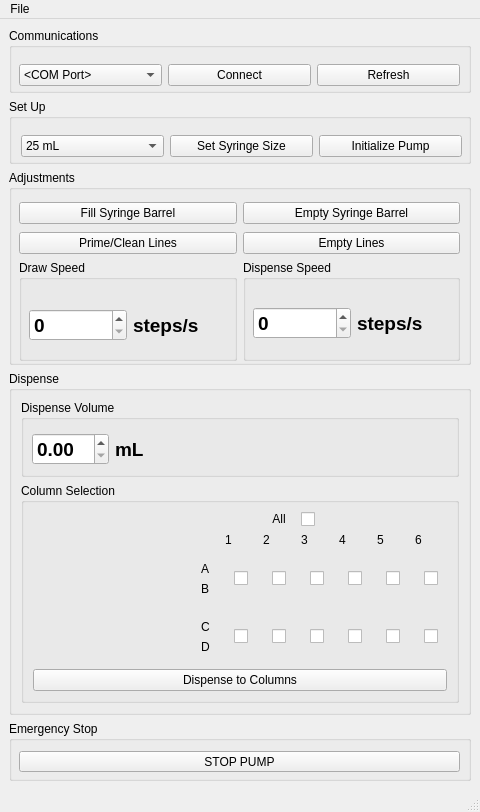
Above: Wash_GUI/mainwindow.ui from Wyss/automated-chromatography before the change. Below: the same form after it.
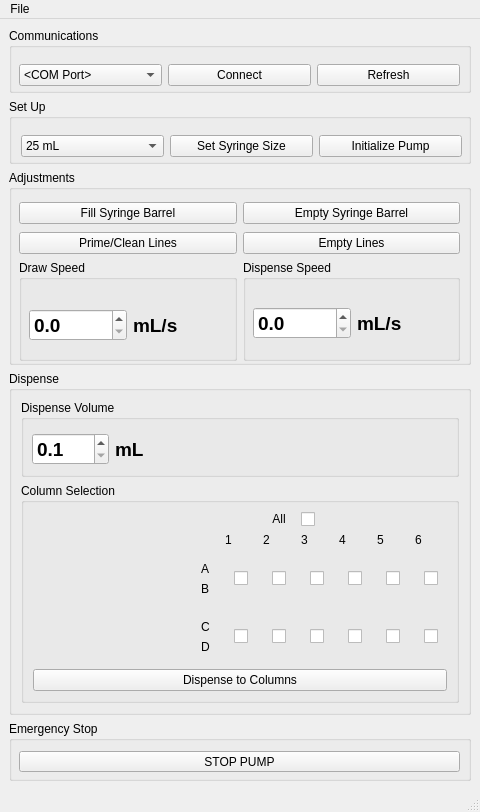
That is the form after the change. Icons and pictures are not drawn.

Commit message:
wash gui mods to XMP pump
Wash GUI:
- Modified all commands to work with XMP
- Implemented CommandStringBuilder class #9
- Converted syringe speed settings to ml/s
- Syringe speed & positions are calculated using globals instead of hardcoded to 6000 count/stroke (because XMP is stuck in microstep mode)
- Fixed lag on baud=9600 pumps (w/ 0.01s sleep?) #14

Octasome GUI
- Fixed lag on baud=9600 pumps (w/ 0.01s sleep?) #14

```diff
--- a/Wash_GUI/mainwindow.ui
+++ b/Wash_GUI/mainwindow.ui
@@ -248,7 +248,7 @@
                  </font>
                 </property>
                 <property name="decimals">
-                 <number>0</number>
+                 <number>1</number>
                 </property>
                 <property name="singleStep">
                  <double>100.000000000000000</double>
@@ -264,7 +264,7 @@
                  </font>
                 </property>
                 <property name="text">
-                 <string>steps/s</string>
+                 <string>mL/s</string>
                 </property>
                </widget>
               </item>
@@ -300,7 +300,7 @@
                  </font>
                 </property>
                 <property name="decimals">
-                 <number>0</number>
+                 <number>1</number>
                 </property>
                 <property name="singleStep">
                  <double>100.000000000000000</double>
@@ -316,7 +316,7 @@
                  </font>
                 </property>
                 <property name="text">
-                 <string>steps/s</string>
+                 <string>mL/s</string>
                 </property>
                </widget>
               </item>
@@ -435,9 +435,9 @@
               </font>
              </property>
              <property name="decimals">
-              <number>2</number>
+              <number>1</number>
              </property>
-             <property name="singleStep">
+             <property name="minimum">
               <double>0.100000000000000</double>
              </property>
             </widget>
```
Left out of the diff: 9 changed lines with no effect on the pictures. The commit also changes 3 other files.
